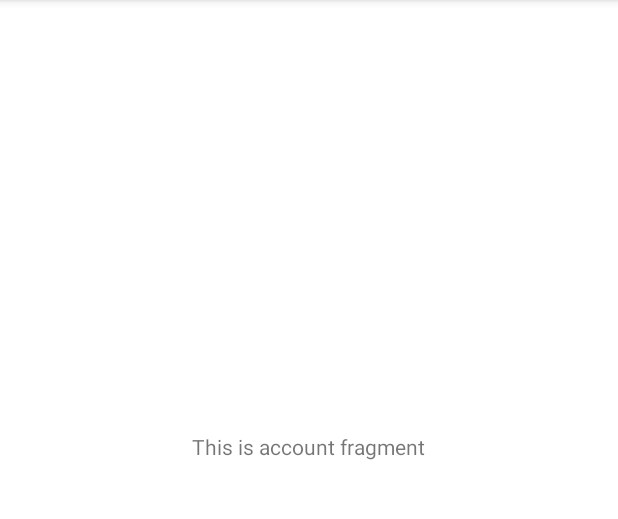
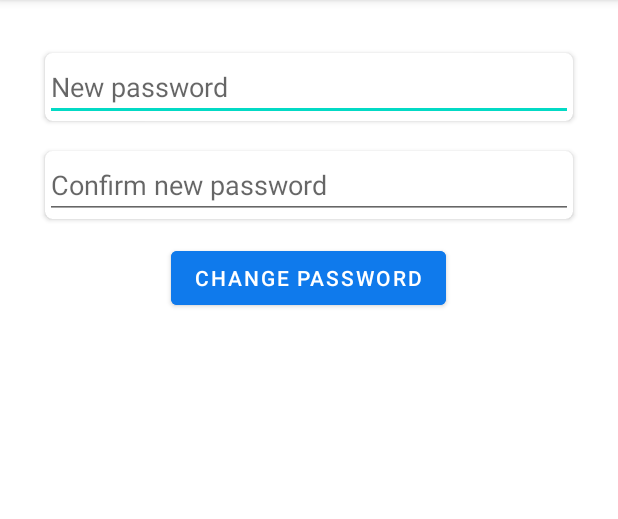
Before and after one commit to LManhL/HotelManagementProject, an Android app: the fragment AccountFragment shown on its own in the app's theme, on a phone screen of 412 x 824 dp, the part 84-603 px from its top. Run offline under Robolectric (Android 15) with nearby library versions, the phone set to English and light mode, and no system bars; our stand-ins replace Firebase (no records; nobody signed in at launch, a user with empty details on screens opened directly).

Commit message:
new update 22/7

```diff
--- a/app/src/main/java/com/example/hotelmangementproject/ui/account/AccountViewModel.java
+++ b/app/src/main/java/com/example/hotelmangementproject/ui/account/AccountViewModel.java
@@ -5,14 +5,5 @@ import androidx.lifecycle.MutableLiveData;
 import androidx.lifecycle.ViewModel;
 
 public class AccountViewModel extends ViewModel {
-    private final MutableLiveData<String> mText;
 
-    public AccountViewModel() {
-        mText = new MutableLiveData<>();
-        mText.setValue("This is account fragment");
-    }
-
-    public LiveData<String> getText() {
-        return mText;
-    }
 }
--- a/app/src/main/res/layout/frag_ac_main.xml
+++ b/app/src/main/res/layout/frag_ac_main.xml
@@ -1,20 +1,47 @@
 <?xml version="1.0" encoding="utf-8"?>
-<androidx.constraintlayout.widget.ConstraintLayout xmlns:android="http://schemas.android.com/apk/res/android"
+<LinearLayout xmlns:android="http://schemas.android.com/apk/res/android"
     xmlns:app="http://schemas.android.com/apk/res-auto"
     xmlns:tools="http://schemas.android.com/tools"
     android:layout_width="match_parent"
+    android:orientation="vertical"
     android:layout_height="match_parent"
     tools:context=".ui.account.AccountFragment">
-
-
-    <TextView
-        android:id="@+id/text_account"
+    <androidx.cardview.widget.CardView
+        android:layout_marginTop="35dp"
+        app:cardCornerRadius="5dp"
+        android:layout_marginLeft="30dp"
+        android:layout_marginRight="30dp"
+        android:layout_width="match_parent"
+        android:layout_height="wrap_content">
+        <EditText
+            android:id="@+id/edt_newpassword_ac_main"
+            android:inputType="textEmailAddress"
+            android:hint="New password"
+            android:layout_width="match_parent"
+            android:layout_height="match_parent"/>
+    </androidx.cardview.widget.CardView>
+    <androidx.cardview.widget.CardView
+        android:layout_marginTop="20dp"
+        app:cardCornerRadius="5dp"
+        android:layout_marginLeft="30dp"
+        android:layout_marginRight="30dp"
+        android:layout_width="match_parent"
+        android:layout_height="wrap_content">
+        <EditText
+            android:id="@+id/edt_confirm_newpassword_ac_main"
+            android:inputType="textPassword"
+            android:hint="Confirm new password"
+            android:layout_width="match_parent"
+            android:layout_height="match_parent"/>
+    </androidx.cardview.widget.CardView>
+    <com.google.android.material.button.MaterialButton
+        android:id="@+id/btn_change_password_ac_main"
+        android:layout_margin="15dp"
         android:layout_width="wrap_content"
         android:layout_height="wrap_content"
-        android:layout_marginTop="288dp"
-        android:text="This is account fragment"
-        app:layout_constraintEnd_toEndOf="parent"
-        app:layout_constraintHorizontal_bias="0.498"
-        app:layout_constraintStart_toStartOf="parent"
-        app:layout_constraintTop_toTopOf="parent" />
-</androidx.constraintlayout.widget.ConstraintLayout>
+        android:text="Change password"
+        android:backgroundTint="@color/light_blue_color"
+        android:layout_gravity="center"
+        />
+
+</LinearLayout>
--- a/app/src/main/res/values/strings.xml
+++ b/app/src/main/res/values/strings.xml
@@ -15,7 +15,7 @@
     <string name="menu_money_management">Other revenue and expenses</string>
     <string name="menu_statistic">Statistics</string>
     <string name="menu_system_management">System management</string>
-    <string name="menu_account">Account</string>
+    <string name="menu_account">Change password</string>
     <string name="log_out">Logout</string>
 
 
```
Also changed, not shown: app/src/main/java/com/example/hotelmangementproject/ui/account/AccountFragment.java (+42 -3 lines).
